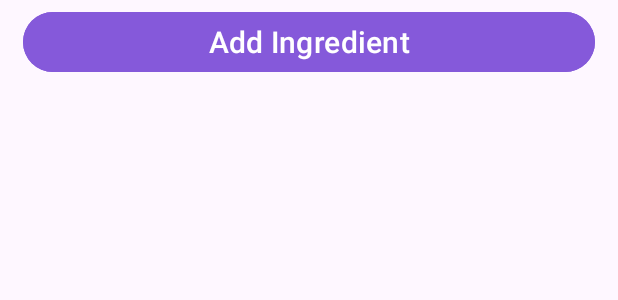
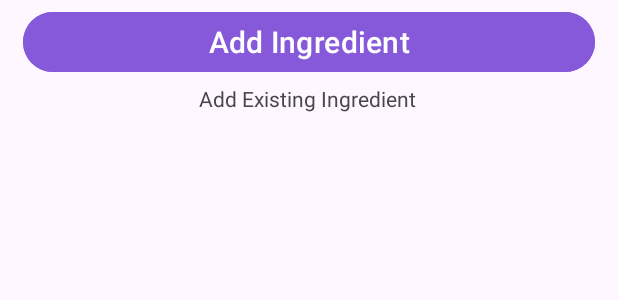
Before and after one commit to CMPUT301F22T14/GetYourGroceries, an Android app: the layout mealplan_add_ingredient.xml on its own in the app's theme, with its tools: preview values and no code run, on a phone screen of 412 x 824 dp. Shown: the top 300 px of the screen. Run offline under Robolectric (Android 15) with nearby library versions, the phone set to English and light mode, and no system bars.

Commit message:
Adding Ingredient to Meal Planworking properly with Stored Ingredients now

```diff
--- a/app/src/main/res/layout/mealplan_add_ingredient.xml
+++ b/app/src/main/res/layout/mealplan_add_ingredient.xml
@@ -9,6 +9,17 @@
     <androidx.constraintlayout.widget.ConstraintLayout
         android:layout_width="match_parent"
         android:layout_height="match_parent">
+
+        <TextView
+            android:id="@+id/textView3"
+            android:layout_width="wrap_content"
+            android:layout_height="wrap_content"
+            android:layout_marginTop="4dp"
+            android:text="Add Existing Ingredient"
+            app:layout_constraintEnd_toEndOf="parent"
+            app:layout_constraintHorizontal_bias="0.497"
+            app:layout_constraintStart_toStartOf="parent"
+            app:layout_constraintTop_toBottomOf="@+id/addMealPlanIngredient" />
 
         <ListView
             android:id="@+id/ingredient_list_meal"
```
Also changed, not shown: app/src/main/java/com/example/getyourgroceries/adapters/DayListAdapter.java (+56 -2 lines).
